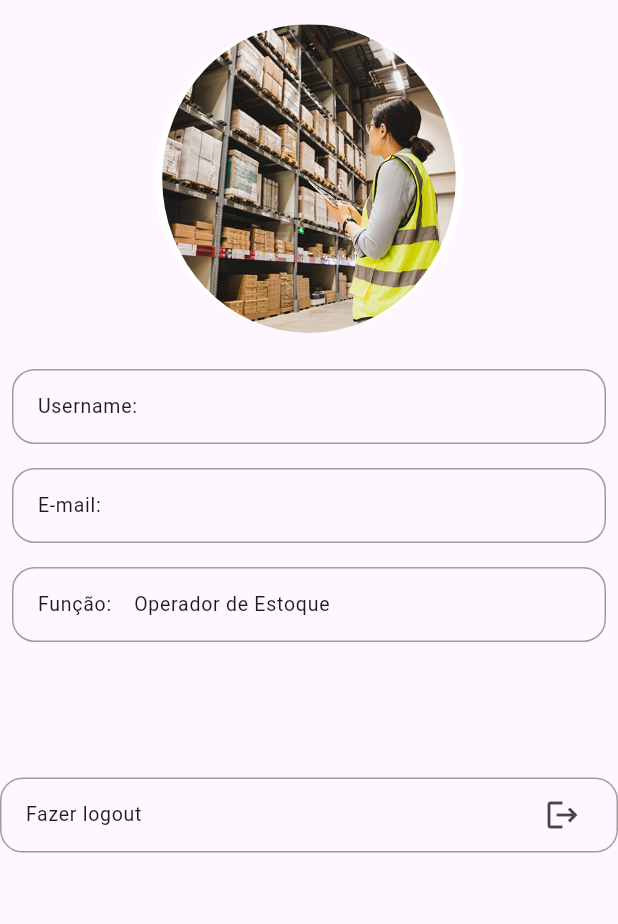
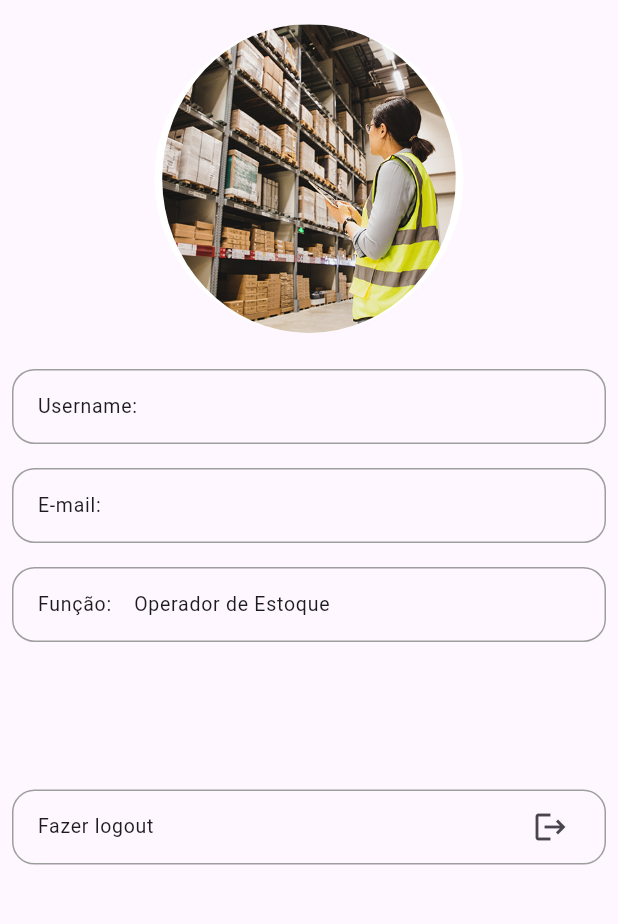
Before and after one commit to eduardobandeiramg/mrp, a Flutter app: the PerfilTecnico screen opened directly, on a phone screen of 412 x 824 dp, the part 84-1008 px from its top. Run offline on Flutter 3.47's test engine with Material 3 defaults, Android fonts, the light colour scheme and no system bars; accounts and stored records are empty.

Commit message:
Adicionadno padding ao botao de logout

```diff
--- a/code/mobile/mrp/lib/View/telas/operador/principais/perfil.dart
+++ b/code/mobile/mrp/lib/View/telas/operador/principais/perfil.dart
@@ -59,7 +59,10 @@ class _PerfilOperadorState extends State<PerfilOperador> {
           SizedBox(
             height: altura * 0.1,
           ),
-          BotaoLogOut(),
+          Padding(
+            padding: const EdgeInsets.all(8.0),
+            child: BotaoLogOut(),
+          ),
         ],
       ),
     );
--- a/code/mobile/mrp/lib/View/telas/tecnico/principais/perfil.dart
+++ b/code/mobile/mrp/lib/View/telas/tecnico/principais/perfil.dart
@@ -46,7 +46,7 @@ class _PerfilTecnicoState extends State<PerfilTecnico> {
           Padding(
             padding: EdgeInsets.all(8.0),
             child:
-            CartaoListagemPerfil("Username:    ${InfosUsuario.username}"),
+                CartaoListagemPerfil("Username:    ${InfosUsuario.username}"),
           ),
           Padding(
             padding: EdgeInsets.all(8.0),
@@ -59,7 +59,10 @@ class _PerfilTecnicoState extends State<PerfilTecnico> {
           SizedBox(
             height: altura * 0.1,
           ),
-          BotaoLogOut(),
+          Padding(
+            padding: const EdgeInsets.all(8.0),
+            child: BotaoLogOut(),
+          ),
         ],
       ),
     );
```
